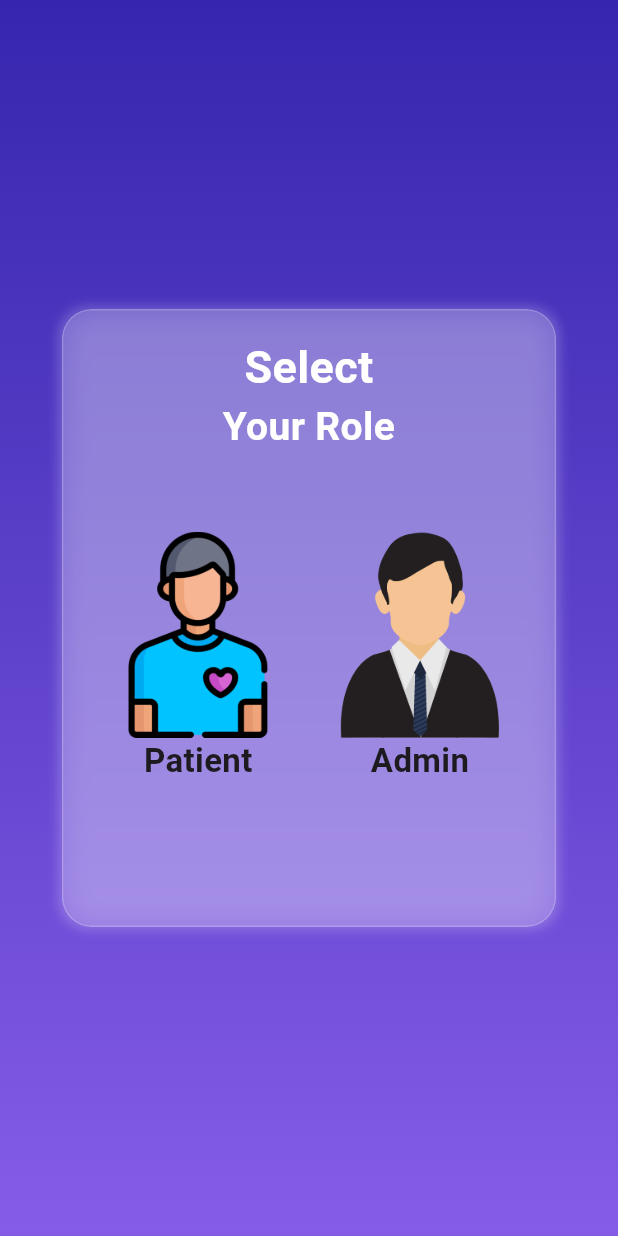
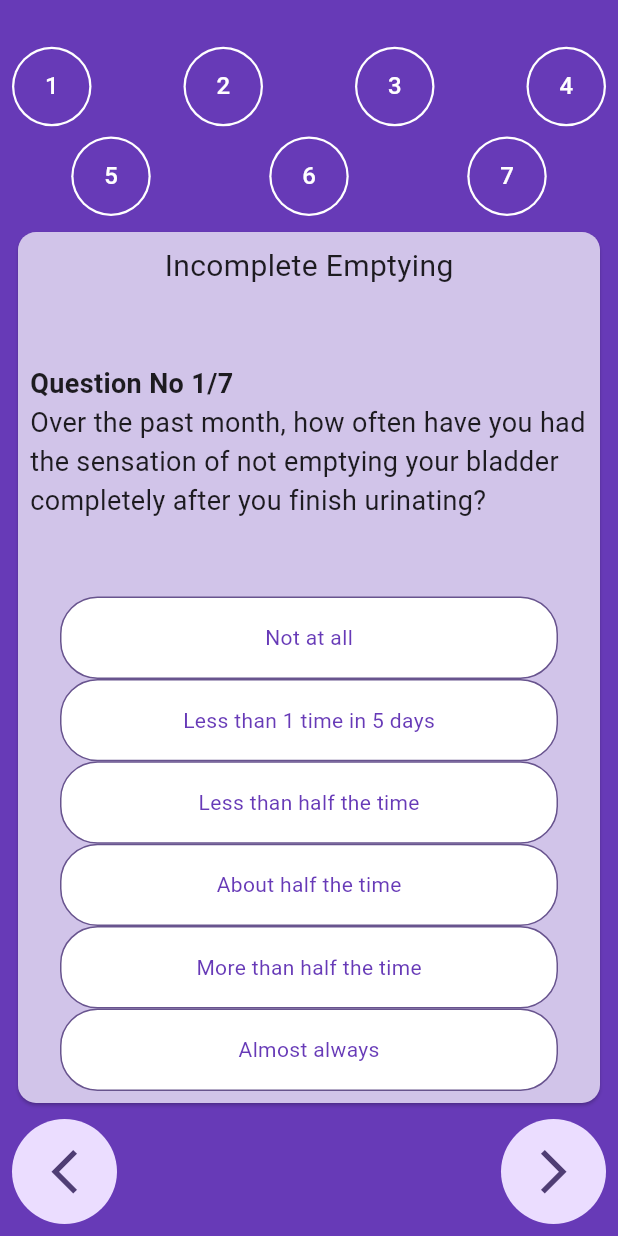
Before and after one commit to Imatifdev/Uro-Application, a Flutter app: the screen it shows after launch, on a phone screen of 412 x 824 dp. Run offline on Flutter 3.47's test engine with Material 2 defaults, Android fonts, the phone set to English and light mode, and no system bars; our stand-ins replace cloud_firestore, firebase_auth, firebase_core, velocity_x; accounts and stored records are empty.

Commit message:
quiz 1 added

```diff
--- /dev/null
+++ b/lib/quiz_screen.dart
@@ -0,0 +1,330 @@
+import 'package:flutter/material.dart';
+
+class QuizScreen extends StatefulWidget {
+  const QuizScreen({super.key});
+
+  @override
+  State<QuizScreen> createState() => _QuizScreenState();
+}
+
+class _QuizScreenState extends State<QuizScreen> {
+  final PageController _pageController = PageController();
+  bool page1AnsPicked = false;
+  bool page2AnsPicked = false;
+  bool page3AnsPicked = false;
+  bool page4AnsPicked = false;
+  bool page5AnsPicked = false;
+  bool page6AnsPicked = false;
+  bool page7AnsPicked = false;
+  int currentPage = 1;
+  List<String> questions = [
+    "Over the past month, how often have you had the sensation of not emptying your bladder completely after you finish urinating?",
+    "Over the past month, how often have you had to urinate again less than two hours after you finished urinating?",
+    "Over the past month, how often have you found you stopped and started again several times when you urinated?",
+    "Over the past month, how difficult you found it to postpone urination?",
+    "Over the past month, how often have you had a weak urinary stream?",
+    "Over the past month, how often have you had to push or strain to begin urination?",
+    "Over the past month, how many times did you most typically get up to urinate from the time you went to bed until the time you got up in the morning?"
+  ];
+  List<String> headings = [
+    "Incomplete Emptying",
+    "Frequency",
+    "Intermittency",
+    "Urgency",
+    "Weak Stream",
+    "Straining",
+    "Nocturia"
+  ];
+
+  List<List<String>> answers= [
+    ["Not at all","Less than 1 time in 5 days", "Less than half the time", "About half the time", "More than half the time", "Almost always"],
+    ["Not at all","Less than 1 time in 5 days", "Less than half the time", "About half the time", "More than half the time", "Almost always"],
+    ["Not at all","Less than 1 time in 5 days", "Less than half the time", "About half the time", "More than half the time", "Almost always"],
+    ["Not at all","Less than 1 time in 5 days", "Less than half the time", "About half the time", "More than half the time", "Almost always"],
+    ["Not at all","Less than 1 time in 5 days", "Less than half the time", "About half the time", "More than half the time", "Almost always"],
+    ["Not at all","Less than 1 time in 5 days", "Less than half the time", "About half the time", "More than half the time", "Almost always"],
+    ["None", "1 Time", "2 Times", "3 Times", "4 Times", "5 Times or more"]
+  ];
+
+  @override
+  void initState() {
+    super.initState();
+  }
+
+  @override
+  Widget build(BuildContext context) {
+    Size size = MediaQuery.of(context).size;
+    return Scaffold(
+      backgroundColor: Colors.deepPurple,
+      body: SafeArea(child: SizedBox(
+        width: size.width,
+        child: Padding(
+          padding: const EdgeInsets.all(8.0),
+          child: Column(
+            mainAxisAlignment: MainAxisAlignment.spaceBetween,
+            crossAxisAlignment: CrossAxisAlignment.center,
+            children: [
+              SizedBox(
+                height: size.height/50,
+              ),
+              Row(
+                mainAxisAlignment: MainAxisAlignment.spaceBetween,
+                children: [
+                  CircleAvatar(
+                    radius: size.aspectRatio*53,
+                    backgroundColor: Colors.white,
+                    child: CircleAvatar(
+                      radius: size.aspectRatio*50,
+                      backgroundColor: !page1AnsPicked? Colors.deepPurple:Colors.deepPurple.shade100,
+                      child: page1AnsPicked? const Icon(Icons.check): const Text("1", style: TextStyle(color: Colors.white),) ,
+                    ),
+                  ),
+                  CircleAvatar(
+                    radius: size.aspectRatio*53,
+                    backgroundColor: Colors.white,
+                    child: CircleAvatar(
+                      radius: size.aspectRatio*50,
+                      backgroundColor: !page2AnsPicked? Colors.deepPurple:Colors.deepPurple.shade100,
+                      child: page2AnsPicked? const Icon(Icons.check): const Text("2", style: TextStyle(color: Colors.white),) ,
+                    ),
+                  ),
+                  CircleAvatar(
+                    radius: size.aspectRatio*53,
+                    backgroundColor: Colors.white,
+                    child: CircleAvatar(
+                      radius: size.aspectRatio*50,
+                      backgroundColor: !page3AnsPicked? Colors.deepPurple:Colors.deepPurple.shade300,
+                      child: page3AnsPicked? const Icon(Icons.check): const Text("3", style: TextStyle(color: Colors.white),) ,
+                    ),
+                  ),
+                  CircleAvatar(
+                    radius: size.aspectRatio*53,
+                    backgroundColor: Colors.white,
+                    child: CircleAvatar(
+                      radius: size.aspectRatio*50,
+                      backgroundColor: !page4AnsPicked? Colors.deepPurple:Colors.deepPurple.shade100,
+                      child: page4AnsPicked? const Icon(Icons.check): const Text("4", style: TextStyle(color: Colors.white),) ,
+                    ),
+                  ),
+                ],
+              ),
+              Row(
+                mainAxisAlignment: MainAxisAlignment.spaceAround,
+                children: [  CircleAvatar(
+                    radius: size.aspectRatio*53,
+                    backgroundColor: Colors.white,
+                    child: CircleAvatar(
+                      radius: size.aspectRatio*50,
+                      backgroundColor: !page5AnsPicked? Colors.deepPurple:Colors.deepPurple.shade100,
+                      child: page5AnsPicked? const Icon(Icons.check): const Text("5", style: TextStyle(color: Colors.white),) ,
+                    ),
+                  ),
+                  CircleAvatar(
+                    radius: size.aspectRatio*53,
+                    backgroundColor: Colors.white,
+                    child: CircleAvatar(
+                      radius: size.aspectRatio*50,
+                      backgroundColor: !page6AnsPicked? Colors.deepPurple:Colors.deepPurple.shade100,
+                      child: page6AnsPicked? const Icon(Icons.check): const Text("6", style: TextStyle(color: Colors.white),) ,
+                    ),
+                  ),
+                  CircleAvatar(
+                    radius: size.aspectRatio*53,
+                    backgroundColor: Colors.white,
+                    child: CircleAvatar(
+                      radius: size.aspectRatio*50,
+                      backgroundColor: !page7AnsPicked? Colors.deepPurple:Colors.deepPurple.shade100,
+                      child: page7AnsPicked? const Icon(Icons.check): const Text("7", style: TextStyle(color: Colors.white),) ,
+                    ),
+                  ),
+                ],),
+              SizedBox(
+                height: size.height/1.4,
+                child: PageView.builder(
+                  controller: _pageController,
+                  itemCount: questions.length,
+                  itemBuilder: (context, index) =>   Card(
+                    color: Colors.deepPurple.shade100,
+                    child: Padding(
+                      padding: const EdgeInsets.all(8.0),
+                      child: Column(
+                        mainAxisAlignment: MainAxisAlignment.spaceBetween,
+                        children: [
+                        Text(headings[index], style: const TextStyle(fontSize: 20),),
+                        Column(
+                          children: [
+                            Align(
+                              alignment: Alignment.centerLeft,
+                              child: Text("Question No ${index+1}/7", style: const TextStyle(fontSize: 18, fontWeight: FontWeight.bold),)),
+                            Text(questions[index], style: const TextStyle(fontSize: 18),),
+                        ],
+                        ),
+                        Column(
+                          mainAxisAlignment: MainAxisAlignment.spaceBetween,
+                          children: [
+                            InkWell(
+                              onTap: (){
+                                setState(() {
+                                  if(currentPage == 1){
+                                    page1AnsPicked = !page1AnsPicked;
+                                  }
+                                });
+                              },
+                              child: Container(
+                                width: size.width-80,
+                                height: size.height/15,
+                                decoration: BoxDecoration(
+                                  color:page1AnsPicked? Colors.deepPurple :Colors.white,
+                                  border: Border.all(color: Theme.of(context).primaryColor),
+                                  borderRadius: BorderRadius.circular(25)
+                                ),
+                                child: Center(child: Text(answers[index][0] , style: TextStyle(color: page1AnsPicked? Colors.white: Colors.deepPurple),)),
+                              ),
+                            ),
+                            InkWell(
+                              onTap: (){
+                                setState(() {
+                                  if(currentPage == 1){
+                                    page1AnsPicked = !page1AnsPicked;
+                                  }
+                                });
+                              },
+                              child: Container(
+                                width: size.width-80,
+                                height: size.height/15,
+                                decoration: BoxDecoration(
+                                  color:page1AnsPicked? Colors.deepPurple :Colors.white,
+                                  border: Border.all(color: Theme.of(context).primaryColor),
+                                  borderRadius: BorderRadius.circular(25)
+                                ),
+                                child: Center(child: Text(answers[index][1], style: TextStyle(color: page1AnsPicked? Colors.white: Colors.deepPurple),)),
+                              ),
+                            ),
+                            InkWell(
+                              onTap: (){
+                                setState(() {
+                                  if(currentPage == 1){
+                                    page1AnsPicked = !page1AnsPicked;
+                                  }
+                                });
+                              },
+                              child: Container(
+                                width: size.width-80,
+                                height: size.height/15,
+                                decoration: BoxDecoration(
+                                  color:page1AnsPicked? Colors.deepPurple :Colors.white,
+                                  border: Border.all(color: Theme.of(context).primaryColor),
+                                  borderRadius: BorderRadius.circular(25)
+                                ),
+                                child: Center(child: Text(answers[index][2], style: TextStyle(color: page1AnsPicked? Colors.white: Colors.deepPurple),)),
+                              ),
+                            ),
+                            InkWell(
+                              onTap: (){
+                                setState(() {
+                                  if(currentPage == 1){
+                                    page1AnsPicked = !page1AnsPicked;
+                                  }
+                                });
+                              },
+                              child: Container(
+                                width: size.width-80,
+                                height: size.height/15,
+                                decoration: BoxDecoration(
+                                  color:page1AnsPicked? Colors.deepPurple :Colors.white,
+                                  border: Border.all(color: Theme.of(context).primaryColor),
+                                  borderRadius: BorderRadius.circular(25)
+                                ),
+                                child: Center(child: Text(answers[index][3], style: TextStyle(color: page1AnsPicked? Colors.white: Colors.deepPurple),)),
+                              ),
+                            ),
+                            InkWell(
+                              onTap: (){
+                                setState(() {
+                                  if(currentPage == 1){
+                                    page1AnsPicked = !page1AnsPicked;
+                                  }
+                                });
+                              },
+                              child: Container(
+                                width: size.width-80,
+                                height: size.height/15,
+                                decoration: BoxDecoration(
+                                  color:page1AnsPicked? Colors.deepPurple :Colors.white,
+                                  border: Border.all(color: Theme.of(context).primaryColor),
+                                  borderRadius: BorderRadius.circular(25)
+                                ),
+                                child: Center(child: Text(answers[index][4], style: TextStyle(color: page1AnsPicked? Colors.white: Colors.deepPurple),)),
+                              ),
+                            ),
+                            InkWell(
+                              onTap: (){
+                                setState(() {
+                                  if(currentPage == 1){
+                                    page1AnsPicked = !page1AnsPicked;
+                                  }
+                                });
+                              },
+                              child: Container(
+                                width: size.width-80,
+                                height: size.height/15,
+                                decoration: BoxDecoration(
+                                  color:page1AnsPicked? Colors.deepPurple :Colors.white,
+                                  border: Border.all(color: Theme.of(context).primaryColor),
+                                  borderRadius: BorderRadius.circular(25)
+                                ),
+                                child: Center(child: Text(answers[index][5], style: TextStyle(color: page1AnsPicked? Colors.white: Colors.deepPurple),)),
+                              ),
+                            ),
+                            ],
+                        ),
+                        ],
+                      ),
+                    ),
+                    )),
+              ),
+              Row(
+                          mainAxisAlignment: MainAxisAlignment.spaceBetween,
+                          children: [
+                           CircleAvatar(
+                            radius: size.aspectRatio*70,
+                            child: IconButton(
+                              onPressed: (){
+                                _pageController.previousPage(duration: const Duration(seconds: 2), curve: Curves.decelerate);
+                              setState(() {
+                                if(currentPage!=1){
+                                  currentPage--;
+                                }
+                              });
+                              print(currentPage);
+                              },
+                              icon: Icon(Icons.arrow_back_ios_new, size: size.aspectRatio*70,)
+                              )
+                            ),
+                            CircleAvatar(
+                              radius: size.aspectRatio*70,
+                            child: IconButton(
+                              onPressed: (){
+                                _pageController.nextPage(duration: const Duration(seconds: 2), curve: Curves.decelerate);
+                              setState(() {
+                                if(currentPage!=7){
+                                  currentPage++;
+                                }
+                              });
+                              print(currentPage);
+                              },
+                              icon: Icon(Icons.arrow_forward_ios_sharp, size:size.aspectRatio*70,)
+                              ),
+                            )
+                          ],
+                        )
+              // SizedBox(
+              //   height: size.height/35,
+              // )
+            ],
+          ),
+        ),
+      )),
+    );
+  }
+}
```
Also changed, not shown: lib/main.dart (+170 -6 lines), pubspec.yaml (+5 -2 lines), pubspec.lock.
